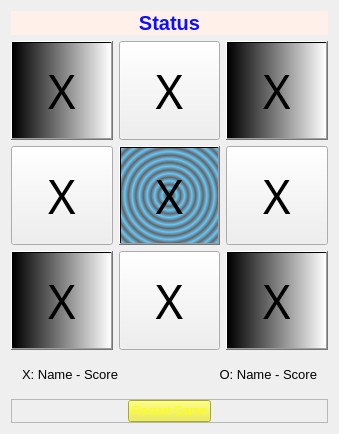
Before: the Qt Designer form TicTacToe/mainwindow.ui in Pooria0098/TicTacToe, drawn with Qt 5.
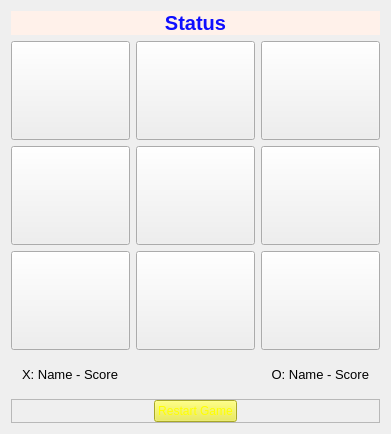
After: the same form once the commit is applied. Icons and pictures are not drawn.

What changed in the file:
```diff
--- a/TicTacToe/mainwindow.ui
+++ b/TicTacToe/mainwindow.ui
@@ -75,10 +75,10 @@
          </font>
         </property>
         <property name="styleSheet">
-         <string notr="true">background-color: qlineargradient(spread:pad, x1:0, y1:0, x2:1, y2:0, stop:0 rgba(0, 0, 0, 255), stop:1 rgba(255, 255, 255, 255));</string>
+         <string notr="true">background-image: url(:/new/prefix1/two.jpg);</string>
         </property>
         <property name="text">
-         <string>X</string>
+         <string/>
         </property>
         <property name="flat">
          <bool>false</bool>
@@ -109,7 +109,7 @@
          <string notr="true">background-color: qconicalgradient(cx:0.5, cy:0.5, angle:0, stop:0 rgba(35, 40, 3, 255), stop:0.16 rgba(136, 106, 22, 255), stop:0.225 rgba(166, 140, 41, 255), stop:0.285 rgba(204, 181, 74, 255), stop:0.345 rgba(235, 219, 102, 255), stop:0.415 rgba(245, 236, 112, 255), stop:0.52 rgba(209, 190, 76, 255), stop:0.57 rgba(187, 156, 51, 255), stop:0.635 rgba(168, 142, 42, 255), stop:0.695 rgba(202, 174, 68, 255), stop:0.75 rgba(218, 202, 86, 255), stop:0.815 rgba(208, 187, 73, 255), stop:0.88 rgba(187, 156, 51, 255), stop:0.935 rgba(137, 108, 26, 255), stop:1 rgba(35, 40, 3, 255));</string>
         </property>
         <property name="text">
-         <string>X</string>
+         <string/>
         </property>
         <property name="flat">
          <bool>false</bool>
@@ -137,10 +137,10 @@
          </font>
         </property>
         <property name="styleSheet">
-         <string notr="true">background-color: qlineargradient(spread:pad, x1:0, y1:0, x2:1, y2:0, stop:0 rgba(0, 0, 0, 255), stop:1 rgba(255, 255, 255, 255));</string>
+         <string notr="true">background-image: url(:/new/prefix1/ASYHA0320_08.jpg);</string>
         </property>
         <property name="text">
-         <string>X</string>
+         <string/>
         </property>
         <property name="flat">
          <bool>false</bool>
@@ -171,7 +171,7 @@
          <string notr="true">background-color: qconicalgradient(cx:0.5, cy:0.5, angle:0, stop:0 rgba(35, 40, 3, 255), stop:0.16 rgba(136, 106, 22, 255), stop:0.225 rgba(166, 140, 41, 255), stop:0.285 rgba(204, 181, 74, 255), stop:0.345 rgba(235, 219, 102, 255), stop:0.415 rgba(245, 236, 112, 255), stop:0.52 rgba(209, 190, 76, 255), stop:0.57 rgba(187, 156, 51, 255), stop:0.635 rgba(168, 142, 42, 255), stop:0.695 rgba(202, 174, 68, 255), stop:0.75 rgba(218, 202, 86, 255), stop:0.815 rgba(208, 187, 73, 255), stop:0.88 rgba(187, 156, 51, 255), stop:0.935 rgba(137, 108, 26, 255), stop:1 rgba(35, 40, 3, 255));</string>
         </property>
         <property name="text">
-         <string>X</string>
+         <string/>
         </property>
         <property name="flat">
          <bool>false</bool>
@@ -199,10 +199,11 @@
          </font>
         </property>
         <property name="styleSheet">
-         <string notr="true">background-color: qradialgradient(spread:repeat, cx:0.5, cy:0.5, radius:0.077, fx:0.5, fy:0.5, stop:0 rgba(0, 169, 255, 147), stop:0.497326 rgba(0, 0, 0, 147), stop:1 rgba(0, 169, 255, 147));</string>
+         <string notr="true">background-image: url(:/new/prefix1/two.jpg);
+color: rgb(255, 0, 0);</string>
         </property>
         <property name="text">
-         <string>X</string>
+         <string/>
         </property>
         <property name="flat">
          <bool>false</bool>
@@ -233,7 +234,7 @@
          <string notr="true"/>
         </property>
         <property name="text">
-         <string>X</string>
+         <string/>
         </property>
         <property name="flat">
          <bool>false</bool>
@@ -261,10 +262,10 @@
          </font>
         </property>
         <property name="styleSheet">
-         <string notr="true">background-color: qlineargradient(spread:pad, x1:0, y1:0, x2:1, y2:0, stop:0 rgba(0, 0, 0, 255), stop:1 rgba(255, 255, 255, 255));</string>
+         <string notr="true">background-image: url(:/new/prefix1/ASYHA0320_08.jpg);</string>
         </property>
         <property name="text">
-         <string>X</string>
+         <string/>
         </property>
         <property name="flat">
          <bool>false</bool>
@@ -295,7 +296,7 @@
          <string notr="true">background-color: qconicalgradient(cx:0.5, cy:0.5, angle:0, stop:0 rgba(35, 40, 3, 255), stop:0.16 rgba(136, 106, 22, 255), stop:0.225 rgba(166, 140, 41, 255), stop:0.285 rgba(204, 181, 74, 255), stop:0.345 rgba(235, 219, 102, 255), stop:0.415 rgba(245, 236, 112, 255), stop:0.52 rgba(209, 190, 76, 255), stop:0.57 rgba(187, 156, 51, 255), stop:0.635 rgba(168, 142, 42, 255), stop:0.695 rgba(202, 174, 68, 255), stop:0.75 rgba(218, 202, 86, 255), stop:0.815 rgba(208, 187, 73, 255), stop:0.88 rgba(187, 156, 51, 255), stop:0.935 rgba(137, 108, 26, 255), stop:1 rgba(35, 40, 3, 255));</string>
         </property>
         <property name="text">
-         <string>X</string>
+         <string/>
         </property>
         <property name="flat">
          <bool>false</bool>
@@ -323,10 +324,10 @@
          </font>
         </property>
         <property name="styleSheet">
-         <string notr="true">background-color: qlineargradient(spread:pad, x1:0, y1:0, x2:1, y2:0, stop:0 rgba(0, 0, 0, 255), stop:1 rgba(255, 255, 255, 255));</string>
+         <string notr="true">background-image: url(:/new/prefix1/two.jpg);</string>
         </property>
         <property name="text">
-         <string>X</string>
+         <string/>
         </property>
         <property name="flat">
          <bool>false</bool>
```
Left out of the diff: 10 changed lines with no effect on the pictures.
